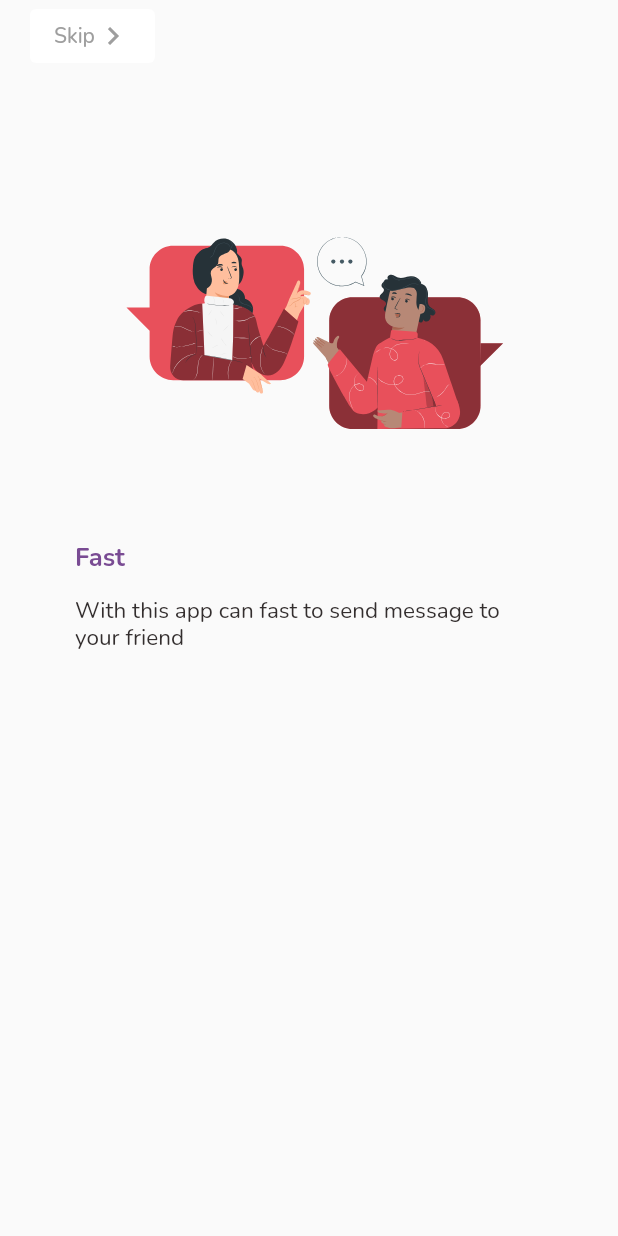
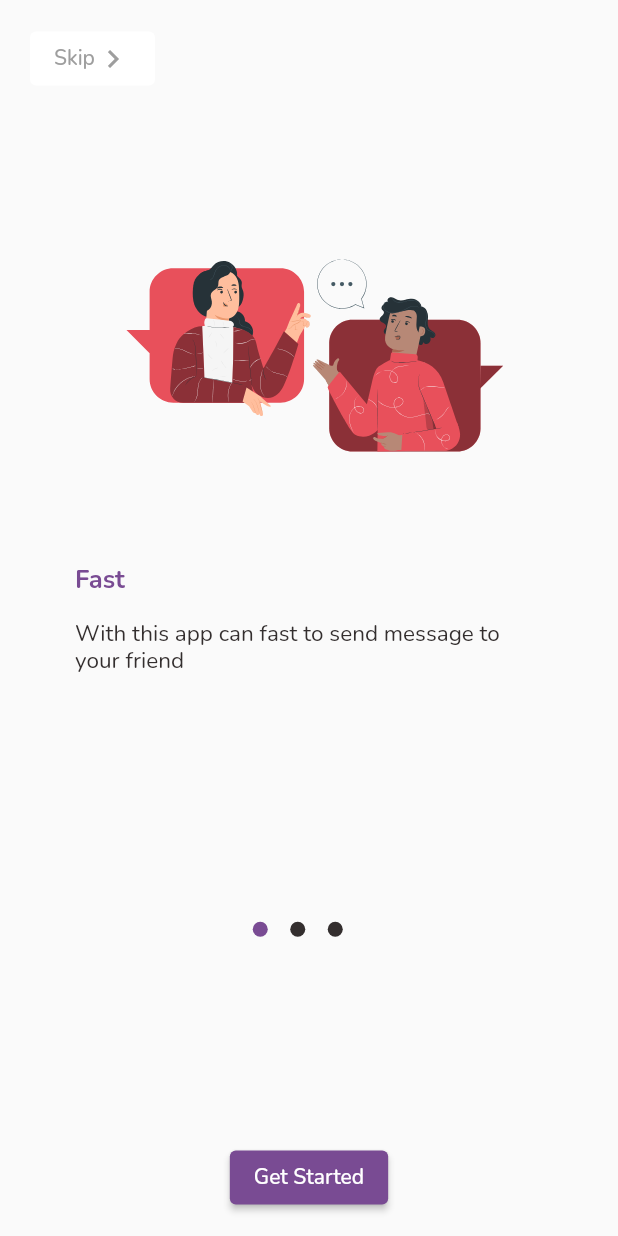
Before and after one commit to ali-susanto/chatting_app, a Flutter app: the screen it shows after launch, on a phone screen of 412 x 824 dp. Run offline on Flutter 3.47's test engine with Material 2 defaults, Android fonts, the phone set to English and light mode, and no system bars; our stand-ins replace flutter_svg, google_fonts.

Commit message:
add 2 screen and navigate to login screen

```diff
--- a/lib/screen/splash/splash_screen.dart
+++ b/lib/screen/splash/splash_screen.dart
@@ -18,12 +18,14 @@ class _SplashScreenState extends State<SplashScreen> {
     return Scaffold(
       body: SafeArea(
         child: Padding(
-          padding: const EdgeInsets.symmetric(horizontal: 20),
+          padding: const EdgeInsets.symmetric(horizontal: 20, vertical: 15),
           child: Column(
             crossAxisAlignment: CrossAxisAlignment.start,
             children: [
               ElevatedButton(
-                onPressed: () {},
+                onPressed: () {
+                  Navigator.pushReplacementNamed(context, '/login');
+                },
                 child: Wrap(
                   alignment: WrapAlignment.center,
                   crossAxisAlignment: WrapCrossAlignment.center,
@@ -84,9 +86,90 @@ class _SplashScreenState extends State<SplashScreen> {
                           )
                         ],
                       ),
-                    )
+                    ),
+                    Padding(
+                      padding: const EdgeInsets.all(30),
+                      child: Column(
+                        crossAxisAlignment: CrossAxisAlignment.start,
+                        mainAxisAlignment: MainAxisAlignment.start,
+                        children: [
+                          const Text(
+                            'Secure',
+                            style: kTitle,
+                          ),
+                          const SizedBox(height: 15),
+                          const Text(
+                            'Secure your message with encrypted data',
+                            style: kSubtitle,
+                          ),
+                          const Spacer(),
+                          Center(
+                            child: SvgPicture.asset(
+                              'assets/images/secure.svg',
+                              height: 250,
+                              width: 300,
+                            ),
+                          )
+                        ],
+                      ),
+                    ),
+                    Padding(
+                      padding: const EdgeInsets.all(30),
+                      child: Column(
+                        crossAxisAlignment: CrossAxisAlignment.start,
+                        children: [
+                          const Spacer(),
+                          Center(
+                            child: SvgPicture.asset(
+                              'assets/images/easy.svg',
+                              height: 250,
+                              width: 300,
+                            ),
+                          ),
+                          const Spacer(),
+                          const SizedBox(
+                            height: 15,
+                          ),
+                          const Text(
+                            'Easy',
+                            style: kTitle,
+                          ),
+                          const SizedBox(
+                            height: 15,
+                          ),
+                          const Text(
+                            'Easy to use with minimalize UI',
+                            style: kSubtitle,
+                          )
+                        ],
+                      ),
+                    ),
                   ],
                 ),
+              ),
+              const Spacer(),
+              SizedBox(
+                child: Row(
+                  mainAxisAlignment: MainAxisAlignment.center,
+                  children: [
+                    ...List.generate(
+                        _numPage, (index) => buildDot(index, context))
+                  ],
+                ),
+              ),
+              const Spacer(),
+              Center(
+                child: ElevatedButton(
+                    onPressed: () {
+                      if (_currentPage == _numPage - 1) {
+                        Navigator.pushReplacementNamed(context, '/login');
+                      }
+                      _pageController.nextPage(
+                          duration: const Duration(microseconds: 500),
+                          curve: Curves.easeIn);
+                    },
+                    style: ElevatedButton.styleFrom(primary: kPrimaryColor),
+                    child: Text((_currentPage == 0) ? 'Get Started' : 'Next')),
               )
             ],
           ),
@@ -94,4 +177,17 @@ class _SplashScreenState extends State<SplashScreen> {
       ),
     );
   }
+
+  AnimatedContainer buildDot(int index, BuildContext context) {
+    return AnimatedContainer(
+      duration: kThemeAnimationDuration,
+      height: 10.0,
+      width: _currentPage == index ? 10 : 10,
+      margin: const EdgeInsets.only(right: 15.0),
+      decoration: BoxDecoration(
+        borderRadius: BorderRadius.circular(20),
+        color: _currentPage == index ? kPrimaryColor : kSecondaryColor,
+      ),
+    );
+  }
 }
```
